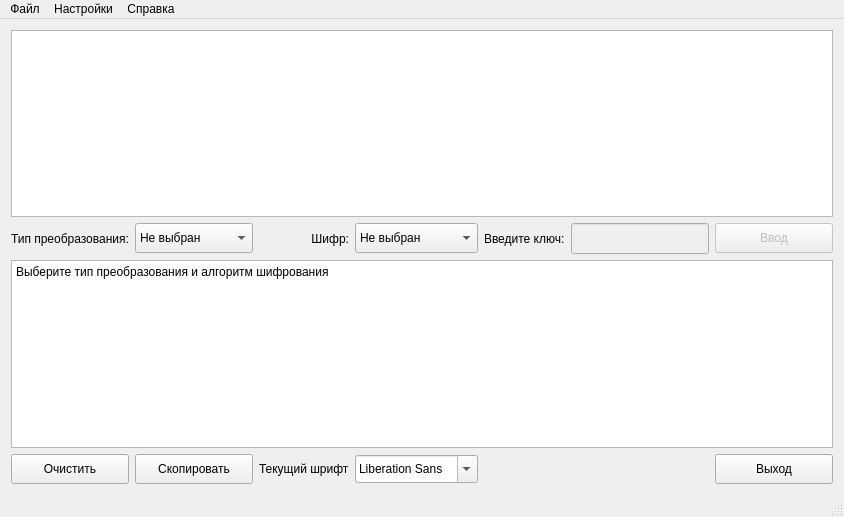
The window that crypt.ui (Sterly27/trpo) describes before a commit, drawn with Qt 5.
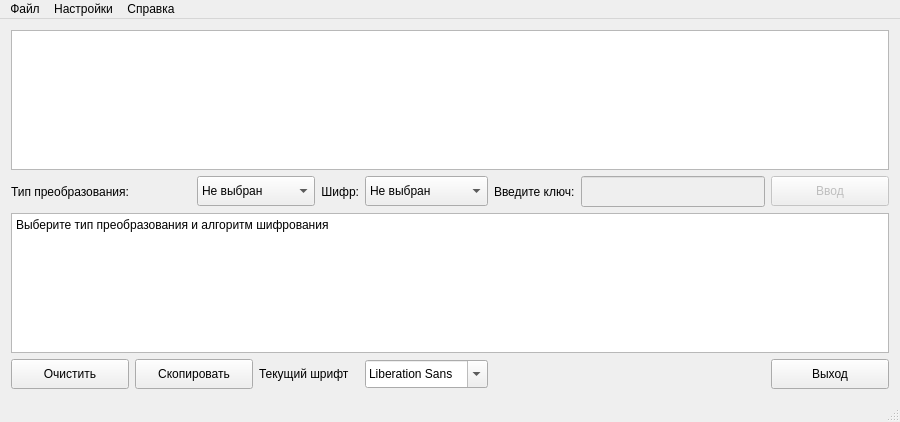
The same window after the commit.

Commit message: Fixed Morze and Interface

```diff
--- a/crypt.ui
+++ b/crypt.ui
@@ -9,14 +9,20 @@
    <rect>
     <x>0</x>
     <y>0</y>
-    <width>844</width>
-    <height>517</height>
+    <width>900</width>
+    <height>422</height>
    </rect>
   </property>
   <property name="minimumSize">
    <size>
-    <width>118</width>
-    <height>30</height>
+    <width>900</width>
+    <height>205</height>
+   </size>
+  </property>
+  <property name="baseSize">
+   <size>
+    <width>900</width>
+    <height>205</height>
    </size>
   </property>
   <property name="font">
@@ -31,6 +37,9 @@
   <property name="windowTitle">
    <string>Crypt</string>
   </property>
+  <property name="layoutDirection">
+   <enum>Qt::LeftToRight</enum>
+  </property>
   <widget class="QWidget" name="centralWidget">
    <property name="enabled">
     <bool>true</bool>
@@ -41,7 +50,7 @@
     </font>
    </property>
    <layout class="QGridLayout" name="gridLayout">
-    <item row="0" column="0" colspan="7">
+    <item row="0" column="0" colspan="9">
      <widget class="QPlainTextEdit" name="plainTextEdit">
       <property name="font">
        <font>
@@ -56,14 +65,20 @@
       </property>
      </widget>
     </item>
-    <item row="1" column="0">
+    <item row="1" column="0" colspan="2">
      <widget class="QLabel" name="label">
+      <property name="minimumSize">
+       <size>
+        <width>180</width>
+        <height>0</height>
+       </size>
+      </property>
       <property name="text">
        <string>Тип преобразования:</string>
       </property>
      </widget>
     </item>
-    <item row="1" column="1">
+    <item row="1" column="2" colspan="2">
      <widget class="QComboBox" name="comboBox_1">
       <property name="minimumSize">
        <size>
@@ -88,7 +103,7 @@
       </item>
      </widget>
     </item>
-    <item row="1" column="2">
+    <item row="1" column="4">
      <widget class="QLabel" name="label_3">
       <property name="text">
        <string>Шифр:</string>
@@ -98,7 +113,7 @@
       </property>
      </widget>
     </item>
-    <item row="1" column="3">
+    <item row="1" column="5">
      <widget class="QComboBox" name="comboBox_2">
       <property name="minimumSize">
        <size>
@@ -128,14 +143,14 @@
       </item>
      </widget>
     </item>
-    <item row="1" column="4">
+    <item row="1" column="6">
      <widget class="QLabel" name="label_2">
       <property name="text">
        <string>Введите ключ:</string>
       </property>
      </widget>
     </item>
-    <item row="1" column="5">
+    <item row="1" column="7">
      <widget class="QLineEdit" name="lineEdit">
       <property name="enabled">
        <bool>false</bool>
@@ -151,7 +166,7 @@
       </property>
      </widget>
     </item>
-    <item row="1" column="6">
+    <item row="1" column="8">
      <widget class="QPushButton" name="enter">
       <property name="enabled">
        <bool>false</bool>
@@ -181,7 +196,7 @@
       </property>
      </widget>
     </item>
-    <item row="2" column="0" colspan="7">
+    <item row="2" column="0" colspan="9">
      <widget class="QPlainTextEdit" name="plainTextEdit_2">
       <property name="enabled">
        <bool>true</bool>
@@ -213,7 +228,7 @@
       </property>
      </widget>
     </item>
-    <item row="3" column="1">
+    <item row="3" column="1" colspan="2">
      <widget class="QPushButton" name="pushButton">
       <property name="minimumSize">
        <size>
@@ -232,14 +247,14 @@
       </property>
      </widget>
     </item>
-    <item row="3" column="2">
+    <item row="3" column="3" colspan="2">
      <widget class="QLabel" name="label_4">
       <property name="text">
        <string>Текущий шрифт</string>
       </property>
      </widget>
     </item>
-    <item row="3" column="3">
+    <item row="3" column="5">
      <widget class="QFontComboBox" name="fontComboBox">
       <property name="maximumSize">
        <size>
@@ -252,7 +267,7 @@
       </property>
      </widget>
     </item>
-    <item row="3" column="6">
+    <item row="3" column="8">
      <widget class="QPushButton" name="close">
       <property name="minimumSize">
        <size>
@@ -286,8 +301,8 @@
     <rect>
      <x>0</x>
      <y>0</y>
-     <width>844</width>
-     <height>21</height>
+     <width>900</width>
+     <height>26</height>
     </rect>
    </property>
    <widget class="QMenu" name="menu">
```
The commit also changes 2 other files.
